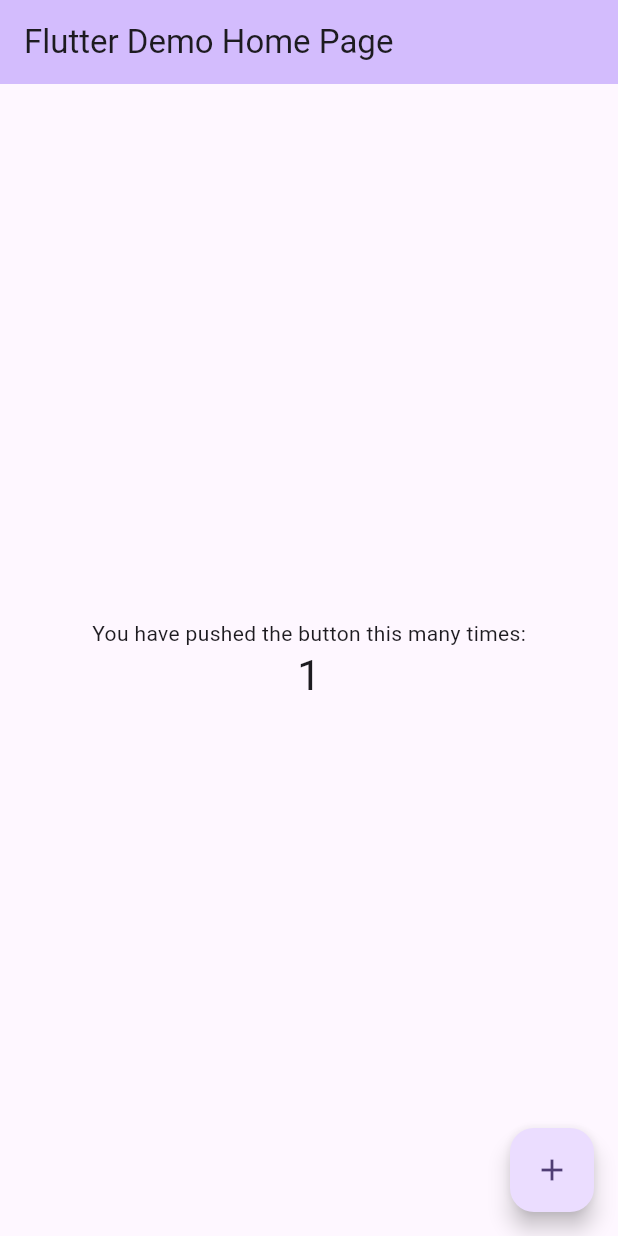
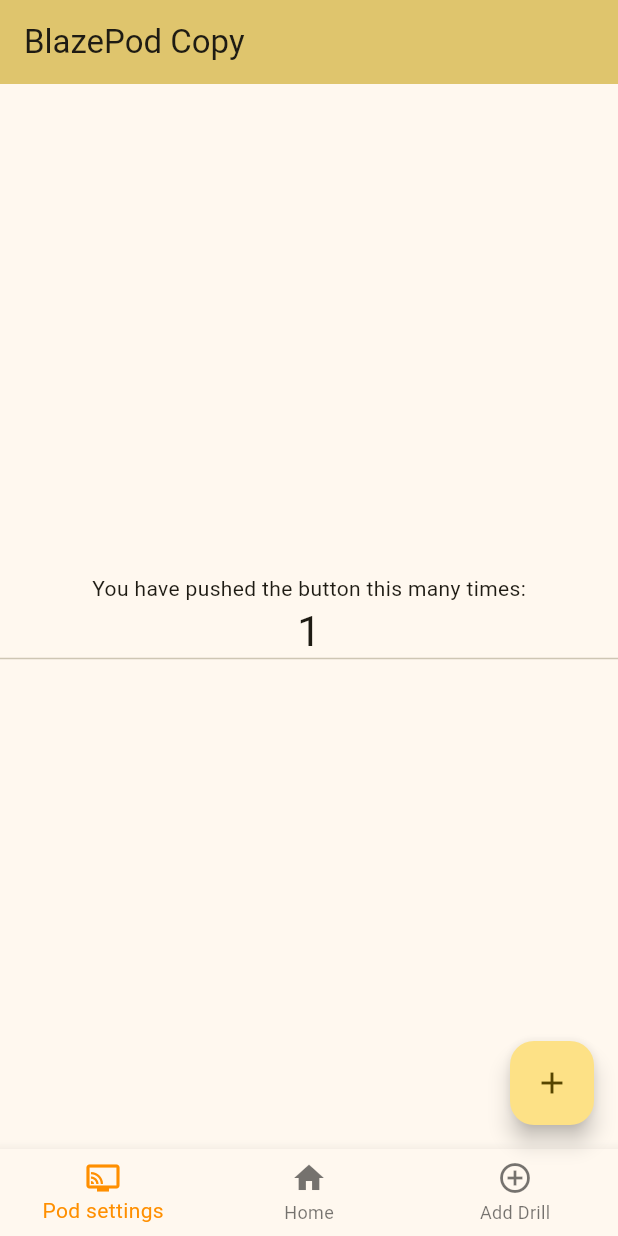
Before and after one commit to Jumaruba/BlazePodCopy, a Flutter app: the screen it shows after launch, after a tap on the "add" icon, on a phone screen of 412 x 824 dp. Run offline on Flutter 3.47's test engine with Material 3 defaults, Android fonts, the phone set to English and light mode, and no system bars.

```diff
--- a/application/lib/main.dart
+++ b/application/lib/main.dart
@@ -28,10 +28,10 @@ class MyApp extends StatelessWidget {
         //
         // This works for code too, not just values: Most code changes can be
         // tested with just a hot reload.
-        colorScheme: ColorScheme.fromSeed(seedColor: Colors.deepPurple),
+        colorScheme: ColorScheme.fromSeed(seedColor: Colors.amberAccent),
         useMaterial3: true,
       ),
-      home: const MyHomePage(title: 'Flutter Demo Home Page'),
+      home: const MyHomePage(title: 'BlazePod Copy'),
     );
   }
 }
@@ -56,6 +56,7 @@ class MyHomePage extends StatefulWidget {
 
 class _MyHomePageState extends State<MyHomePage> {
   int _counter = 0;
+  int _selectedIndex = 0;
 
   void _incrementCounter() {
     setState(() {
@@ -65,6 +66,12 @@ class _MyHomePageState extends State<MyHomePage> {
       // _counter without calling setState(), then the build method would not be
       // called again, and so nothing would appear to happen.
       _counter++;
+    });
+  }
+
+  void _onItemTapped(int index) {
+    setState(() {
+      _selectedIndex = index;
     });
   }
 
@@ -112,6 +119,10 @@ class _MyHomePageState extends State<MyHomePage> {
               '$_counter',
               style: Theme.of(context).textTheme.headlineMedium,
             ),
+            const Divider( // The separator
+              height: 1, // height of the line
+              thickness: 1, // thickness of the divider
+            ),
           ],
         ),
       ),
@@ -120,6 +131,26 @@ class _MyHomePageState extends State<MyHomePage> {
         tooltip: 'Increment',
         child: const Icon(Icons.add),
       ), // This trailing comma makes auto-formatting nicer for build methods.
+      bottomNavigationBar: BottomNavigationBar(
+
+        items: const <BottomNavigationBarItem>[
+          BottomNavigationBarItem(
+            icon: Icon(Icons.connected_tv),
+            label: 'Pod settings',
+          ),
+          BottomNavigationBarItem(
+            icon: Icon(Icons.home),
+            label: 'Home',
+          ),
+          BottomNavigationBarItem(
+            icon: Icon(Icons.add_circle_outline),
+            label: 'Add Drill',
+          ),
+        ],
+        currentIndex: _selectedIndex,
+        selectedItemColor: Colors.amber[800],
+        onTap: _onItemTapped,
+      ),
     );
   }
 }
```
